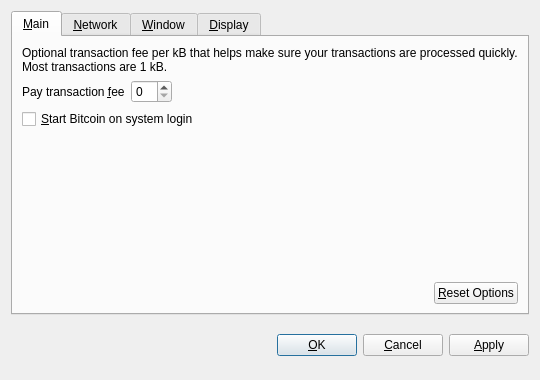
First picture: the form in src/qt/forms/optionsdialog.ui, repository gauravg4uin/GreenCoin-Test, before the edit.
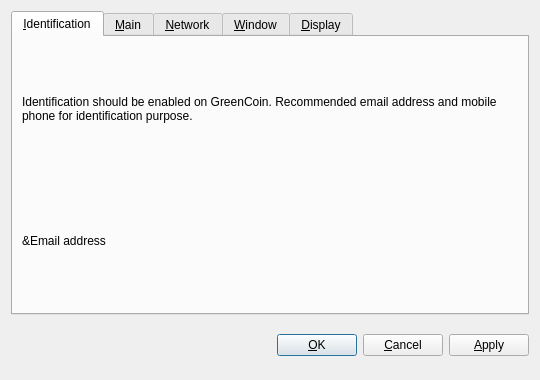
Second picture: the form after the edit. Custom widgets are drawn as their Qt base class.

Commit message: Added Identification tab

Diff of the .ui file:
```diff
--- a/src/qt/forms/optionsdialog.ui
+++ b/src/qt/forms/optionsdialog.ui
@@ -25,6 +25,53 @@
      <property name="currentIndex">
       <number>0</number>
      </property>
+
+
+
+	 <widget class="QWidget" name="tabIdentification">
+	  <attribute name="title">
+       <string>&amp;Identification</string>
+      </attribute>
+	  
+	<layout class="QVBoxLayout" name="verticalLayout_Identification">
+       <item>
+        <widget class="QLabel" name="howToIdentify">
+         <property name="text">
+          <string>Identification should be enabled on GreenCoin. Recommended email address and mobile phone for identification purpose.</string>
+         </property>
+         <property name="textFormat">
+          <enum>Qt::PlainText</enum>
+         </property>
+         <property name="wordWrap">
+          <bool>true</bool>
+         </property>
+        </widget>
+       </item>
+       <item>
+        <layout class="QHBoxLayout" name="horizontalLayout_1_Identification">
+         <item>
+          <widget class="QLabel" name="identificationEmailLabel">
+           <property name="text">
+            <string>&amp;Email address</string>
+           </property>
+           <property name="textFormat">
+            <enum>Qt::PlainText</enum>
+           </property>
+           <property name="buddy">
+            <cstring>emailAddress</cstring>
+           </property>
+          </widget>
+         </item>
+        </layout>
+       </item>
+      </layout>
+
+
+	  </widget>
+
+
+
+
      <widget class="QWidget" name="tabMain">
       <attribute name="title">
        <string>&amp;Main</string>
```
